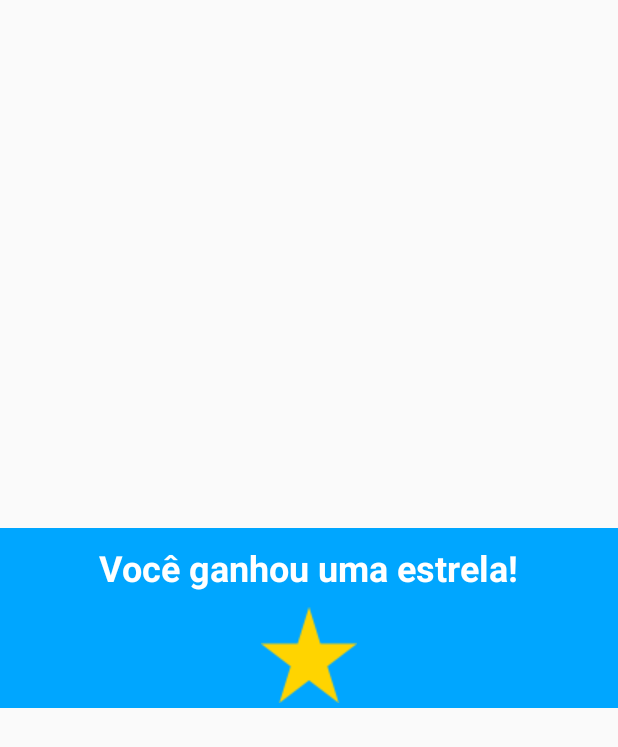
After one commit to VictorGazzinelli/MobErasAndroid, an Android app: the layout dialog_star.xml on its own in the app's theme, with its tools: preview values and no code run, on a phone screen of 412 x 824 dp. The commit adds this screen. Shown: the top 747 px of the screen. Run offline under Robolectric (Android 15) with nearby library versions, the phone set to English and light mode, and no system bars.

Commit message:
Added Star Dialog

```diff
--- a/app/src/main/java/com/example/victor/moberas/activity/FeedbackActivity.java
+++ b/app/src/main/java/com/example/victor/moberas/activity/FeedbackActivity.java
@@ -13,6 +13,7 @@ import android.widget.SeekBar;
 import android.widget.TextView;
 
 import com.example.victor.moberas.R;
+import com.example.victor.moberas.dialog.StarDialog;
 import com.example.victor.moberas.model.Feedback;
 import com.example.victor.moberas.model.UserData;
 
--- /dev/null
+++ b/app/src/main/res/layout/dialog_star.xml
@@ -0,0 +1,36 @@
+<?xml version="1.0" encoding="utf-8"?>
+<LinearLayout xmlns:android="http://schemas.android.com/apk/res/android"
+    android:layout_width="fill_parent"
+    android:layout_height="120dp"
+    android:layout_gravity="center"
+    android:background="@color/colorPrimaryDark"
+    android:orientation="vertical" >
+
+    <TextView
+        android:id="@+id/tv_star_msg"
+        android:layout_width="wrap_content"
+        android:layout_height="wrap_content"
+        android:layout_gravity="center"
+        android:layout_margin="10dp"
+        android:text="@string/star_earned"
+        android:textColor="@color/white"
+        android:textSize="24dp"
+        android:textStyle="bold"/>
+
+
+    <LinearLayout
+        android:layout_width="wrap_content"
+        android:layout_height="wrap_content"
+        android:layout_gravity="center"
+        android:orientation="horizontal" >
+
+        <ImageView
+            android:layout_width="64dp"
+            android:layout_height="64dp"
+            android:src="@raw/star">
+
+        </ImageView>
+
+    </LinearLayout>
+
+</LinearLayout>
--- a/app/src/main/res/values/strings.xml
+++ b/app/src/main/res/values/strings.xml
@@ -8,4 +8,5 @@
     <string name="question_general_health">Clique na figura que melhor representa o quanto você se sentiu de maneira geral nas últimas seis horas.</string>
     <string name="question_flatus_presence">Você eliminou gases nas últimas seis horas?</string>
     <string name="question_stool_presence">Você eliminou fezes nas últimas seis horas?</string>
+    <string name="star_earned">Você ganhou uma estrela!</string>
 </resources>
```
Also changed, not shown: app/src/main/java/com/example/victor/moberas/activity/MenuActivity.java (+11 -0 lines), app/src/main/java/com/example/victor/moberas/dialog/StarDialog.java (added, +28 -0 lines), app/src/main/res/raw/star.png (added).
